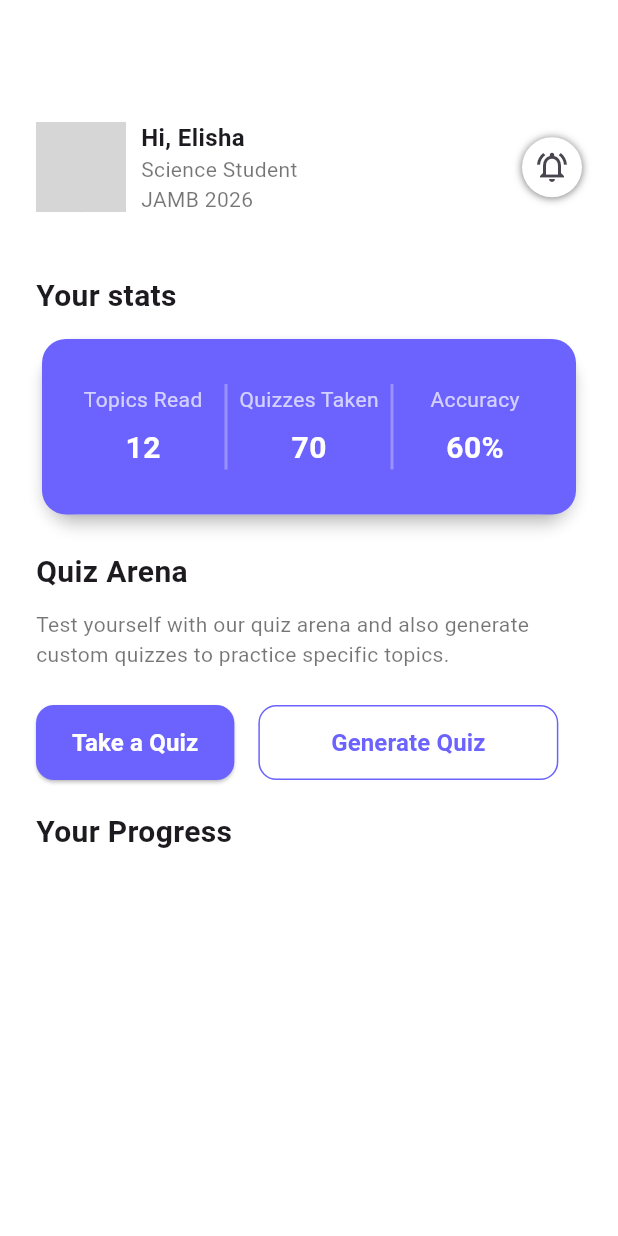
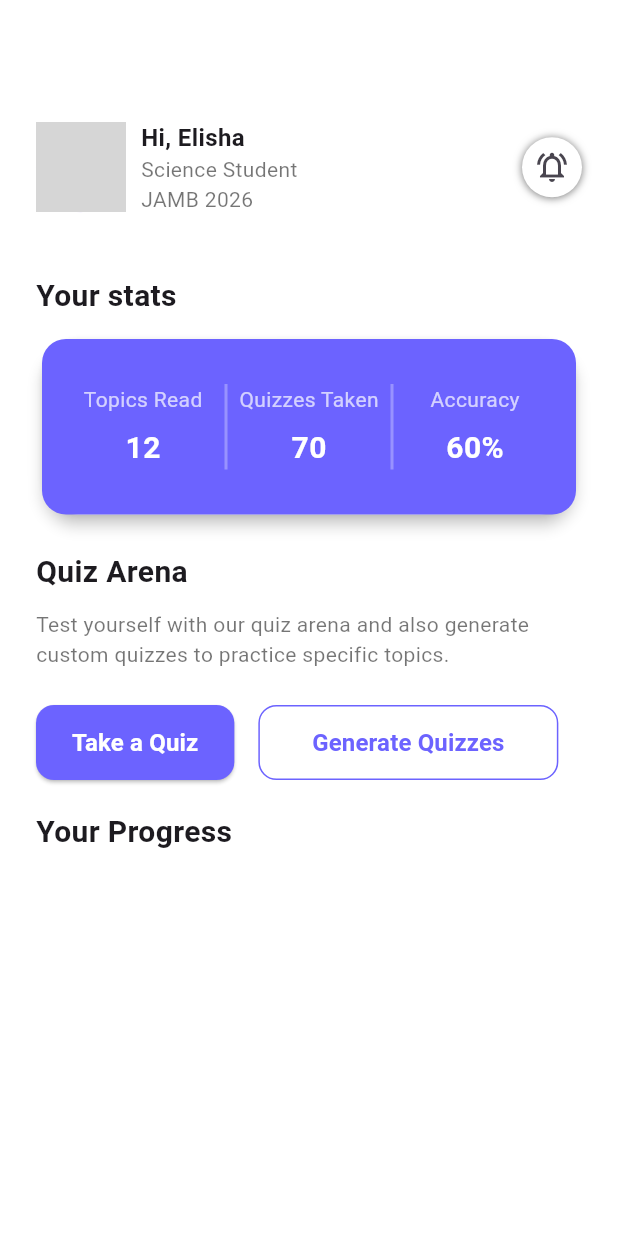
Before and after one commit to ibeabuchielisha-oss/learnwithprime, a Flutter app: the StudentDashboard screen opened directly, on a phone screen of 412 x 824 dp. Run offline on Flutter 3.47's test engine with Material 3 defaults, Android fonts, the light colour scheme and no system bars; our stand-ins replace flutter_svg, smooth_page_indicator; network calls fail; Roboto replaces fonts that are missing (Poppins); grey boxes are pictures that could not be loaded.

Commit message:
added plural of quiz

```diff
--- a/lib/screens/student_dashboard.dart
+++ b/lib/screens/student_dashboard.dart
@@ -226,7 +226,7 @@ class _StudentDashboardState extends State<StudentDashboard> {
                     ),
                   ),
                   child: Text(
-                    'Generate Quiz',
+                    'Generate Quizzes',
                     style: TextStyle(
                       fontSize: 16,
                       fontWeight: FontWeight.bold,
```
